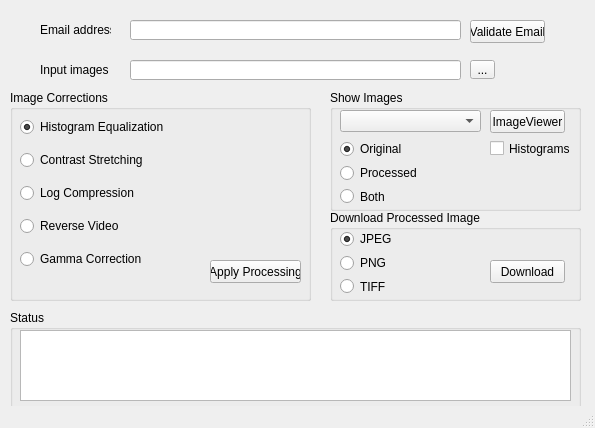
Old version of the form GUI/main_window_design.ui in the repository mdholbrook/bme590final.
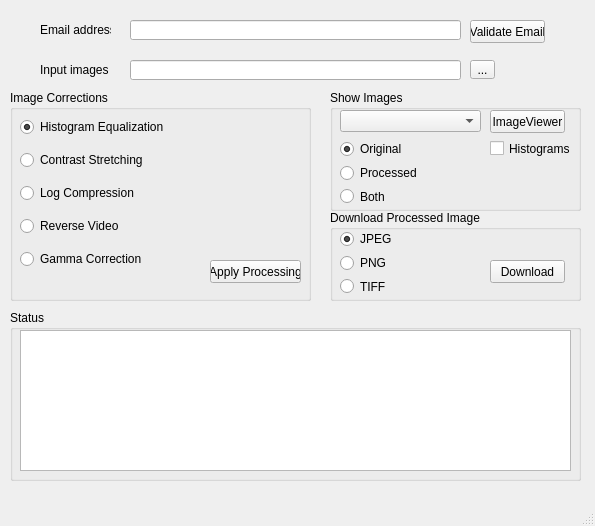
New version of the form.

Patch:
```diff
--- a/GUI/main_window_design.ui
+++ b/GUI/main_window_design.ui
@@ -7,7 +7,7 @@
     <x>0</x>
     <y>0</y>
     <width>595</width>
-    <height>428</height>
+    <height>526</height>
    </rect>
   </property>
   <property name="windowTitle">
@@ -330,7 +330,7 @@
       <x>10</x>
       <y>310</y>
       <width>571</width>
-      <height>101</height>
+      <height>171</height>
      </rect>
     </property>
     <property name="title">
@@ -342,7 +342,7 @@
        <x>10</x>
        <y>20</y>
        <width>551</width>
-       <height>71</height>
+       <height>141</height>
       </rect>
      </property>
      <property name="cursor" stdset="0">
```
